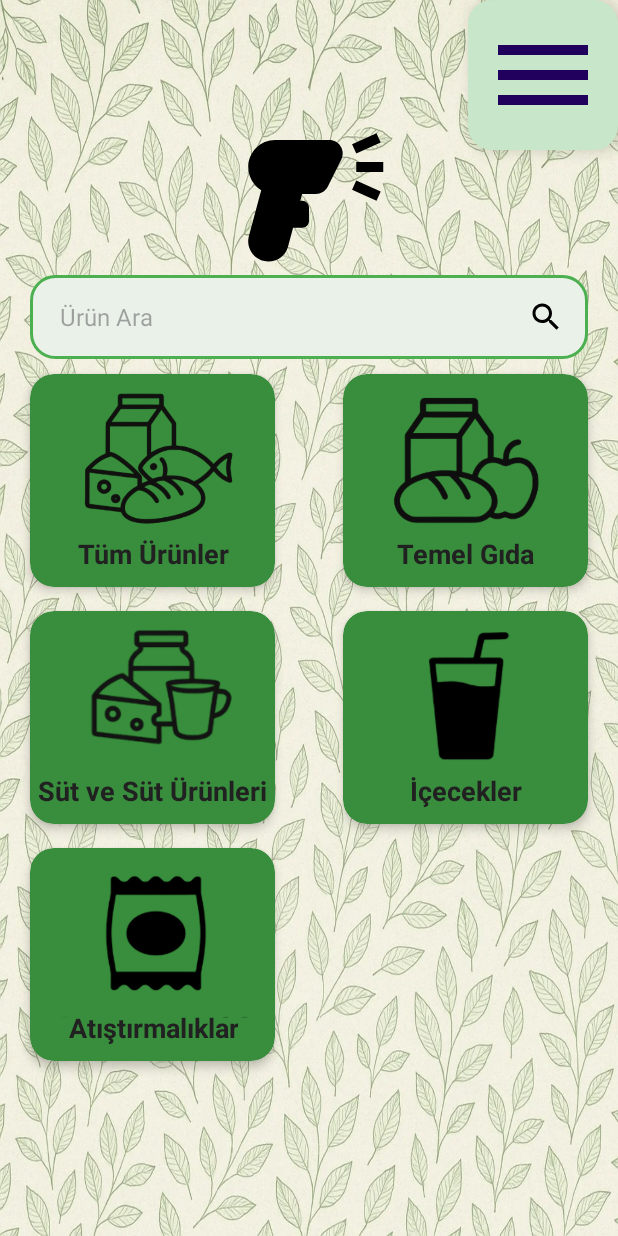
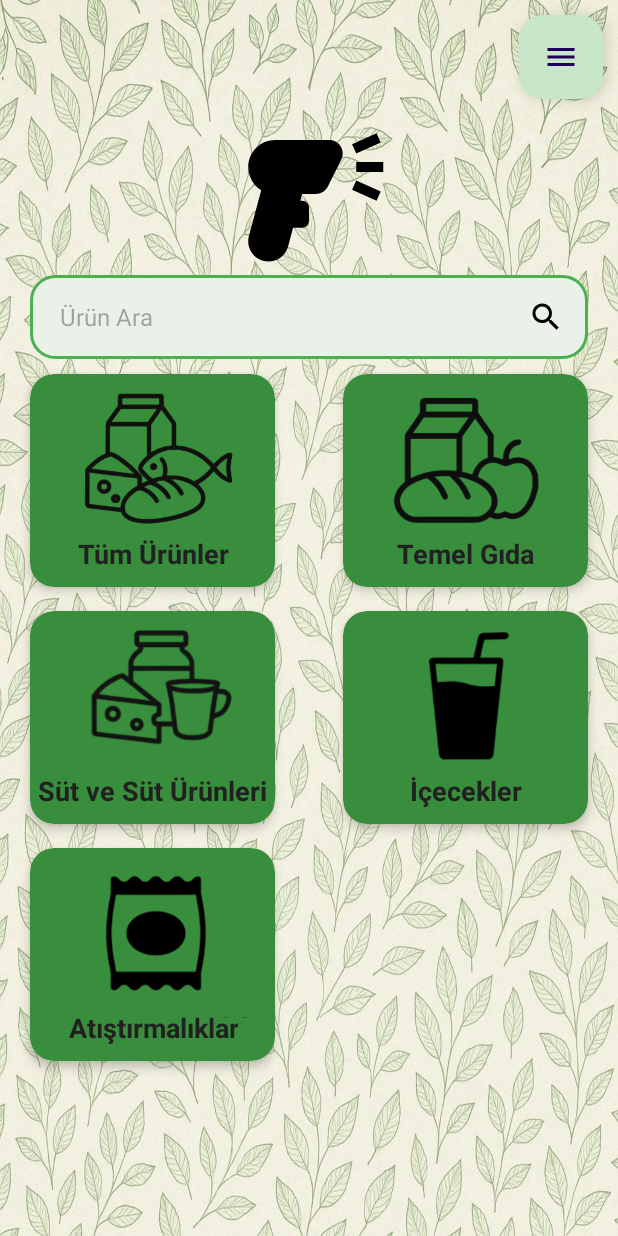
Before and after one commit to FurkanUTAR/icimdekilerMobilApp, an Android app: the layout fragment_kullanici_ana_sayfa.xml on its own in the app's theme, with its tools: preview values and no code run, on a phone screen of 412 x 824 dp. Run offline under Robolectric (Android 15) with nearby library versions, the phone set to English and light mode, and no system bars.

Commit message:
Hata Düzeltmeleri Yapıldı

```diff
--- a/app/src/main/java/com/example/icimdekiler/view/kullaniciTumUrunlerFragment.kt
+++ b/app/src/main/java/com/example/icimdekiler/view/kullaniciTumUrunlerFragment.kt
@@ -58,7 +58,6 @@ class kullaniciTumUrunlerFragment : Fragment() {
         if (kategori == "tumUrunler" || kategori.isEmpty()){
             db.collection("urunler")
                 .orderBy("urunAdiLowerCase", Query.Direction.ASCENDING) // Küçük harf bazlı alfabetik sıralama
-                .limit(30)
                 .addSnapshotListener { value, error ->
                     if (!isAdded || isDetached) return@addSnapshotListener
 
@@ -82,6 +81,8 @@ class kullaniciTumUrunlerFragment : Fragment() {
                             }
                         }
 
+                        binding.urunSayisiText.text = "${getString(R.string.urunSayisi)} : ${urunListesi.count()}"
+
                         if (isAdded && !isDetached) {
                             val adapter = UrunlerAdapter(urunListesi, "kullanici")
                             binding.urunlerRecyclerView.layoutManager = GridLayoutManager(requireContext(), 2)
@@ -95,7 +96,6 @@ class kullaniciTumUrunlerFragment : Fragment() {
             db.collection("urunler")
                 .whereEqualTo("kategori",kategori)
                 .orderBy("urunAdiLowerCase", Query.Direction.ASCENDING) // Küçük harf bazlı alfabetik sıralama
-                .limit(30)
                 .addSnapshotListener { value, error ->
                     if (!isAdded || isDetached) return@addSnapshotListener
 
@@ -118,6 +118,8 @@ class kullaniciTumUrunlerFragment : Fragment() {
                                 urunListesi.add(indirilenUrun)
                             }
                         }
+
+                        binding.urunSayisiText.text = "${getString(R.string.urunSayisi)} : ${urunListesi.count()}"
 
                         if (isAdded && !isDetached) {
                             val adapter = UrunlerAdapter(urunListesi, "kullanici")
--- a/app/src/main/res/layout/fragment_kullanici_ana_sayfa.xml
+++ b/app/src/main/res/layout/fragment_kullanici_ana_sayfa.xml
@@ -11,17 +11,13 @@
 
     <com.google.android.material.floatingactionbutton.FloatingActionButton
         android:id="@+id/popupMenu"
-        android:layout_width="100dp"
-        android:layout_height="100dp"
-        android:padding="0dp"
-        android:scaleType="fitCenter"
+        android:layout_width="wrap_content"
+        android:layout_height="wrap_content"
+        android:layout_margin="10dp"
         android:src="@drawable/menu"
         app:backgroundTint="@color/border_green"
         app:layout_constraintEnd_toEndOf="parent"
-        app:layout_constraintTop_toTopOf="parent"
-        app:maxImageSize="80dp"
-        app:fabCustomSize="100dp"
-        android:contentDescription="@null"/>
+        app:layout_constraintTop_toTopOf="parent" />
 
     <ImageView
         android:id="@+id/barkodOkuImageView"
--- a/app/src/main/res/values/strings.xml
+++ b/app/src/main/res/values/strings.xml
@@ -62,6 +62,7 @@
     <string name="kategori">Kategori</string>
     <string name="barkod">Barkod</string>
     <string name="aciklama">Açıklama</string>
+    <string name="urunSayisi">Ürün Sayısı</string>
 
     <!-- Diğer Metinler -->
     <string name="halaKayitOlmadinMi">Hâlâ Kayıt Olmadın Mı?</string>
@@ -97,6 +98,7 @@
     <string name="gecersizBarkodNo">Geçersiz barkod numarası!</string>
     <string name="lutfenePostaniziDogrulayin">Lütfen e-postanızı doğrulayın!</string>
     <string name="dogrulamaTamamlandiAnaSayfayaYonlendiriliyorsunuz">Doğrulama tamamlandı! Ana sayfaya yönlendiriliyorsunuz.</string>
-    <string name="parolabaşarıylagüncellendi">Parola başarıyla güncellendi</string>
+    <string name="parolabaşarıylagüncellendi">Parola başarıyla güncellendi!</string>
     <string name="yeniparolalareşleşmiyor">Yeni Parolalar Eşleşmiyor!</string>
+    <string name="gelistirmeAsamasında">Geliştirme aşamasında!</string>
 </resources>
```
Also changed, not shown: app/src/main/java/com/example/icimdekiler/view/adminTumUrunlerFragment.kt (+5 -2 lines), app/src/main/java/com/example/icimdekiler/view/ayarlarFragment.kt (+5 -2 lines), app/src/main/java/com/example/icimdekiler/view/kayitOlFragment.kt (+11 -22 lines), app/src/main/res/layout/fragment_admin_tum_urunler.xml (+13 -2 lines), app/src/main/res/layout/fragment_kullanici_tum_urunler.xml (+12 -2 lines), 1 other file.
